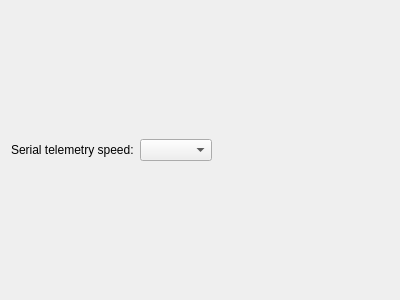
Qt form ground/openpilotgcs/src/plugins/serialconnection/serialpluginoptions.ui (openpilot/OpenPilot) before a commit.
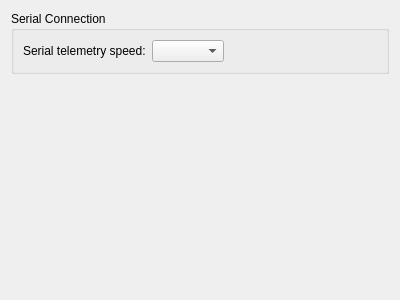
The same form after that commit.

```diff
--- a/ground/openpilotgcs/src/plugins/serialconnection/serialpluginoptions.ui
+++ b/ground/openpilotgcs/src/plugins/serialconnection/serialpluginoptions.ui
@@ -13,26 +13,57 @@
   <property name="windowTitle">
    <string>Form</string>
   </property>
-  <layout class="QHBoxLayout" name="horizontalLayout">
+  <layout class="QVBoxLayout" name="verticalLayout">
    <item>
+    <widget class="QGroupBox" name="groupBox">
+     <property name="title">
+      <string>Serial Connection</string>
+     </property>
+     <layout class="QGridLayout" name="gridLayout">
+      <item row="0" column="0">
     <widget class="QLabel" name="label">
+        <property name="sizePolicy">
+         <sizepolicy hsizetype="Preferred" vsizetype="Fixed">
+          <horstretch>0</horstretch>
+          <verstretch>0</verstretch>
+         </sizepolicy>
+        </property>
      <property name="text">
       <string>Serial telemetry speed:</string>
      </property>
     </widget>
    </item>
-   <item>
+      <item row="0" column="1">
     <widget class="QComboBox" name="cb_speed"/>
    </item>
-   <item>
+      <item row="0" column="2">
     <spacer name="horizontalSpacer">
      <property name="orientation">
       <enum>Qt::Horizontal</enum>
      </property>
      <property name="sizeHint" stdset="0">
       <size>
-       <width>40</width>
+          <width>76</width>
        <height>20</height>
+         </size>
+        </property>
+       </spacer>
+      </item>
+     </layout>
+    </widget>
+   </item>
+   <item>
+    <spacer name="verticalSpacer">
+     <property name="orientation">
+      <enum>Qt::Vertical</enum>
+     </property>
+     <property name="sizeType">
+      <enum>QSizePolicy::Expanding</enum>
+     </property>
+     <property name="sizeHint" stdset="0">
+      <size>
+       <width>20</width>
+       <height>40</height>
       </size>
      </property>
     </spacer>
```
Lines whose indentation alone changed are shown as unchanged.
